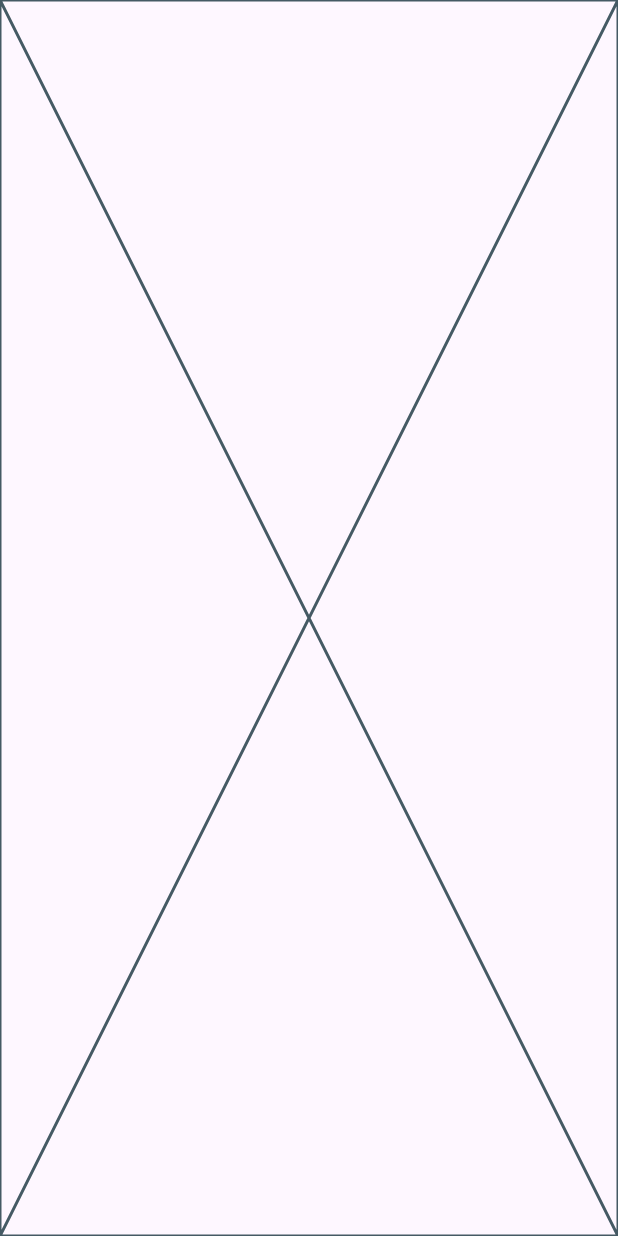
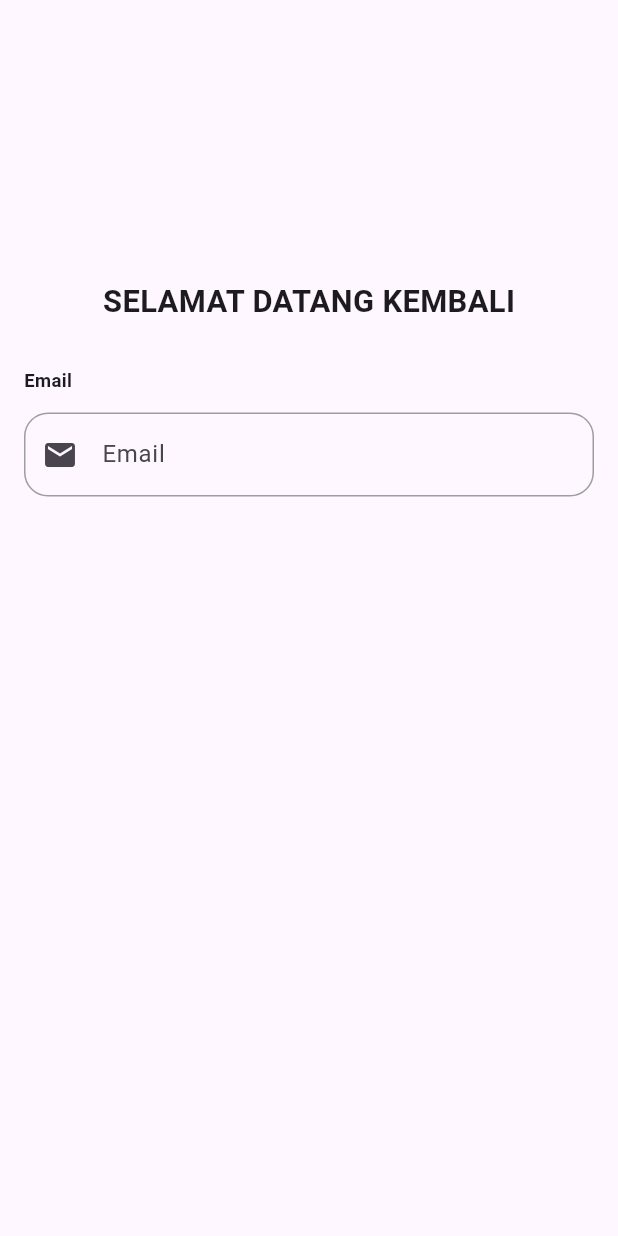
Before and after one commit to emzhran/TernakKenariAppRestAPI, a Flutter app: the LoginScreen screen opened directly, on a phone screen of 412 x 824 dp. Run offline on Flutter 3.47's test engine with Material 3 defaults, Android fonts, the phone set to English and light mode, and no system bars; our stand-ins replace dartz, dropdown_button2, flutter_bloc, flutter_secure_storage; accounts and stored records are empty.

Commit message:
menambahkan text field untuk input email

```diff
--- a/lib/presentation/auth/login_screen.dart
+++ b/lib/presentation/auth/login_screen.dart
@@ -1,3 +1,6 @@
+import 'package:canarytemplate/core/components/custom_text_field.dart';
+import 'package:canarytemplate/core/components/spaces.dart';
+import 'package:flutter/material.dart';
 import 'package:flutter/widgets.dart';
 
 class LoginScreen extends StatefulWidget {
@@ -31,6 +34,37 @@
 
   @override
   Widget build(BuildContext context) {
-    return const Placeholder();
+    return Scaffold(
+      body: SingleChildScrollView(
+        child: Form(
+          key: _key,
+          child: Padding(
+            padding: const EdgeInsets.all(16.0),
+            child: Column(mainAxisAlignment: MainAxisAlignment.center,
+            children: [
+              const SpaceHeight(170),
+              Text(
+                'SELAMAT DATANG KEMBALI',
+                style: TextStyle(
+                  fontSize: MediaQuery.of(context).size.width * 0.05,
+                  fontWeight: FontWeight.bold,
+                ),
+              ),
+              const SpaceHeight(30),
+              CustomTextField(
+                validator: 'Email tidak boleh kosong',
+                controller: emailController,
+                label: 'Email',
+                prefixIcon: Padding(
+                  padding: const EdgeInsets.all(8.0),
+                  child: Icon(Icons.email),
+                ),
+              )
+            ],
+          ),
+          ),
+        ),
+      ),
+    );
   }
 }
```
